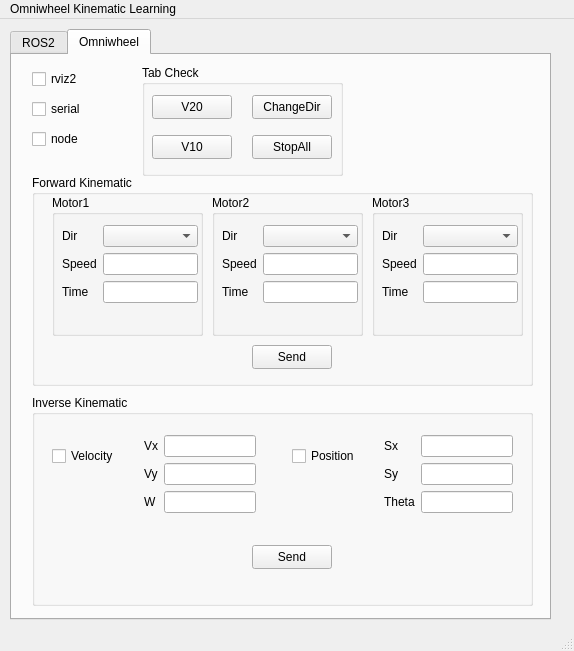
Before: the Qt Designer form form.ui in Bakso14/pyqt_omniwheel, drawn with Qt 5.
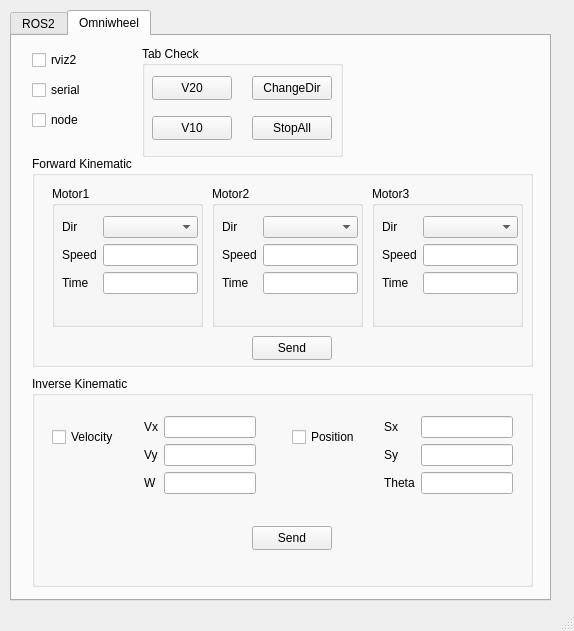
After: the same form once the commit is applied.

Patch:
```diff
--- a/form.ui
+++ b/form.ui
@@ -7,7 +7,7 @@
     <x>0</x>
     <y>0</y>
     <width>574</width>
-    <height>651</height>
+    <height>631</height>
    </rect>
   </property>
   <property name="windowTitle">
@@ -116,7 +116,7 @@
        <property name="geometry">
         <rect>
          <x>220</x>
-         <y>170</y>
+         <y>180</y>
          <width>80</width>
          <height>24</height>
         </rect>
@@ -129,7 +129,7 @@
        <property name="geometry">
         <rect>
          <x>20</x>
-         <y>20</y>
+         <y>30</y>
          <width>151</width>
          <height>141</height>
         </rect>
@@ -184,7 +184,7 @@
        <property name="geometry">
         <rect>
          <x>180</x>
-         <y>20</y>
+         <y>30</y>
          <width>151</width>
          <height>141</height>
         </rect>
@@ -239,7 +239,7 @@
        <property name="geometry">
         <rect>
          <x>340</x>
-         <y>20</y>
+         <y>30</y>
          <width>151</width>
          <height>141</height>
         </rect>
@@ -463,22 +463,6 @@
     </widget>
    </widget>
   </widget>
-  <widget class="QMenuBar" name="menubar">
-   <property name="geometry">
-    <rect>
-     <x>0</x>
-     <y>0</y>
-     <width>574</width>
-     <height>24</height>
-    </rect>
-   </property>
-   <widget class="QMenu" name="menuOmniwheel_Kinematic_Learning">
-    <property name="title">
-     <string>Omniwheel Kinematic Learning</string>
-    </property>
-   </widget>
-   <addaction name="menuOmniwheel_Kinematic_Learning"/>
-  </widget>
   <widget class="QStatusBar" name="statusbar"/>
  </widget>
  <resources/>
```
